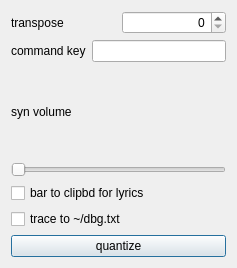
Qt form pianocheetah/rc/dlgcfg.ui (Stephen-Hazel/PianoCheetah) before a commit.
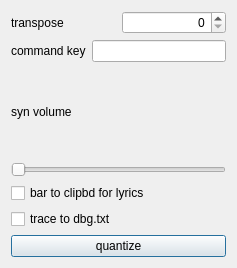
The same form after that commit.

Commit message: redo fpak manif n cfg dialog needs new path

Diff of the .ui file:
```diff
--- a/pianocheetah/rc/dlgcfg.ui
+++ b/pianocheetah/rc/dlgcfg.ui
@@ -78,7 +78,7 @@
    <item>
     <widget class="QCheckBox" name="trc">
      <property name="text">
-      <string>trace to ~/dbg.txt</string>
+      <string>trace to dbg.txt</string>
      </property>
     </widget>
    </item>
```
The commit also changes 3 other files.
